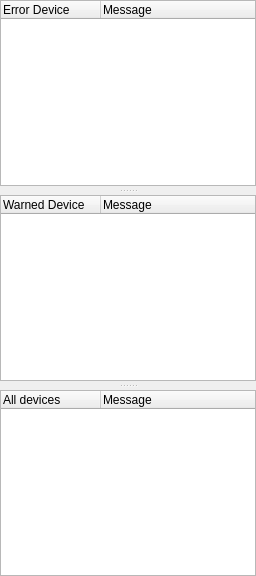
Old version of the form resource/robotmonitor_mainwidget.ui in the repository ros-gbp/rqt_robot_monitor-release.
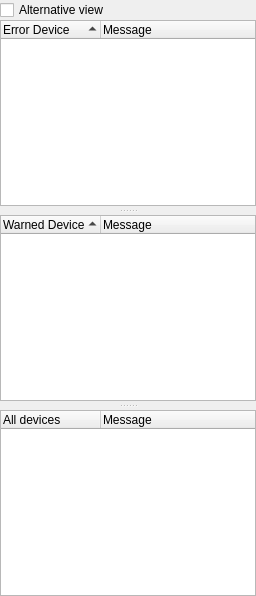
New version of the form. Custom widgets are drawn as their Qt base class.

```diff
--- a/resource/robotmonitor_mainwidget.ui
+++ b/resource/robotmonitor_mainwidget.ui
@@ -19,6 +19,13 @@
     <number>0</number>
    </property>
    <item>
+    <widget class="QCheckBox" name="alternative_view_checkBox">
+      <property name="text">
+       <string>Alternative view</string>
+      </property>
+    </widget>
+    </item>
+    <item>
     <widget class="QSplitter" name="splitter">
      <property name="orientation">
       <enum>Qt::Vertical</enum>
@@ -37,7 +44,7 @@
        <bool>true</bool>
       </property>
       <property name="sortingEnabled">
-       <bool>false</bool>
+       <bool>true</bool>
       </property>
       <column>
        <property name="text">
@@ -61,7 +68,7 @@
        <bool>true</bool>
       </property>
       <property name="sortingEnabled">
-       <bool>false</bool>
+       <bool>true</bool>
       </property>
       <column>
        <property name="text">
```
